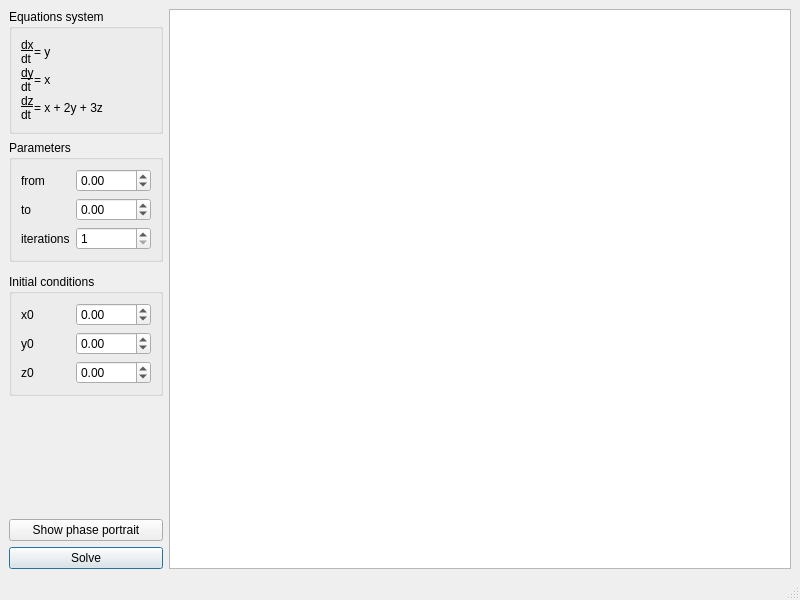
Mikhail-Zoreev/cm-practice, file lab-3/ui/mainwindow.ui: the form before one commit.
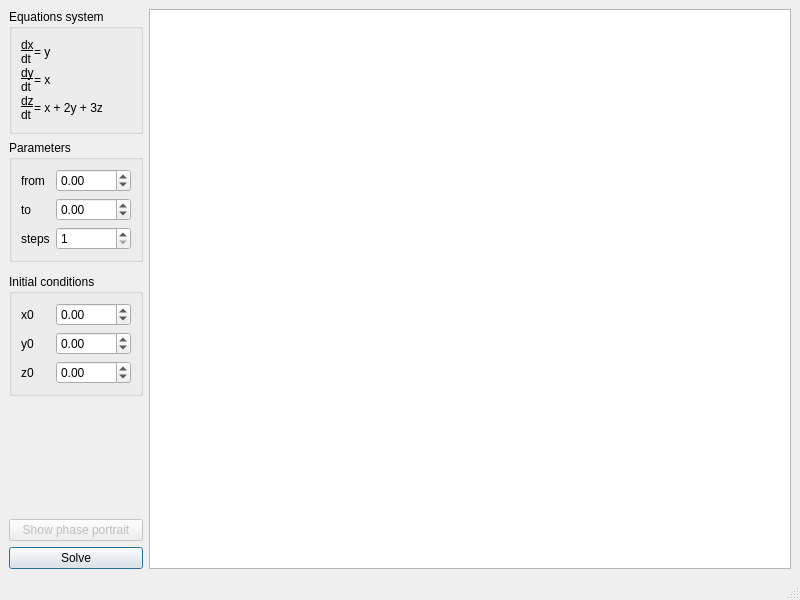
The form after the commit.

Diff of the .ui file:
```diff
--- a/lab-3/ui/mainwindow.ui
+++ b/lab-3/ui/mainwindow.ui
@@ -51,7 +51,7 @@
        <item row="3" column="0">
         <widget class="QLabel" name="label_15">
          <property name="text">
-          <string>iterations</string>
+          <string>steps</string>
          </property>
         </widget>
        </item>
@@ -168,7 +168,10 @@
      </spacer>
     </item>
     <item row="7" column="0">
-     <widget class="QPushButton" name="pushButton">
+     <widget class="QPushButton" name="button_showplot">
+      <property name="enabled">
+       <bool>false</bool>
+      </property>
       <property name="text">
        <string>Show phase portrait</string>
       </property>
```
Left out of the diff: 2 changed lines with no effect on the pictures.
